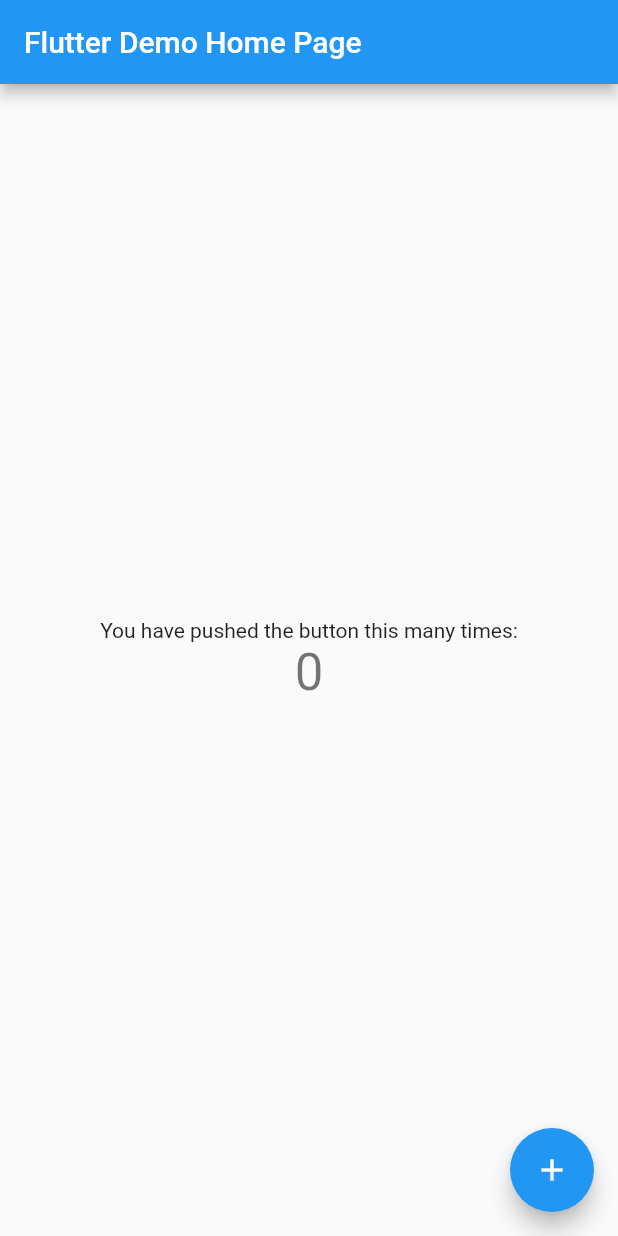
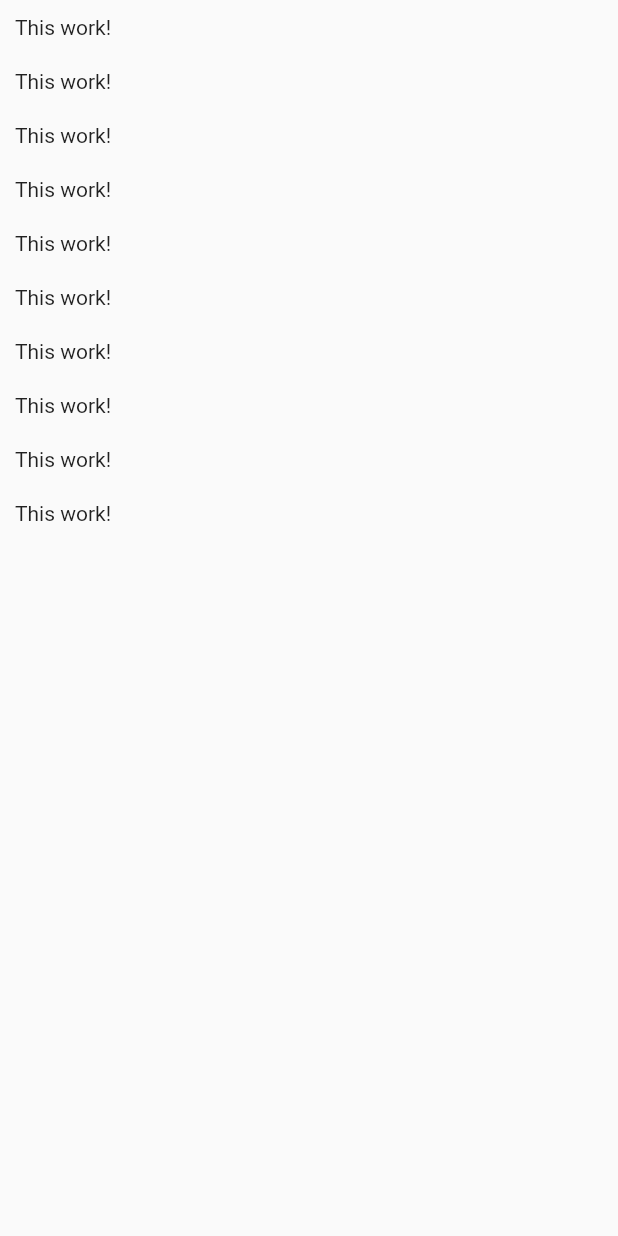
Before and after one commit to lemanfoetra/FLUTTER_simple_chat, a Flutter app: the screen it shows after launch, on a phone screen of 412 x 824 dp. Run offline on Flutter 3.47's test engine with Material 2 defaults, Android fonts, the phone set to English and light mode, and no system bars.

Commit message:
create a new app

```diff
--- a/lib/main.dart
+++ b/lib/main.dart
@@ -1,4 +1,5 @@
 import 'package:flutter/material.dart';
+import './screens/chat_screen.dart';
 
 void main() => runApp(MyApp());
 
@@ -20,92 +21,7 @@ class MyApp extends StatelessWidget {
         // is not restarted.
         primarySwatch: Colors.blue,
       ),
-      home: MyHomePage(title: 'Flutter Demo Home Page'),
+      home: ChatScreen(),
     );
   }
 }
-
-class MyHomePage extends StatefulWidget {
-  MyHomePage({Key key, this.title}) : super(key: key);
-
-  // This widget is the home page of your application. It is stateful, meaning
-  // that it has a State object (defined below) that contains fields that affect
-  // how it looks.
-
-  // This class is the configuration for the state. It holds the values (in this
-  // case the title) provided by the parent (in this case the App widget) and
-  // used by the build method of the State. Fields in a Widget subclass are
-  // always marked "final".
-
-  final String title;
-
-  @override
-  _MyHomePageState createState() => _MyHomePageState();
-}
-
-class _MyHomePageState extends State<MyHomePage> {
-  int _counter = 0;
-
-  void _incrementCounter() {
-    setState(() {
-      // This call to setState tells the Flutter framework that something has
-      // changed in this State, which causes it to rerun the build method below
-      // so that the display can reflect the updated values. If we changed
-      // _counter without calling setState(), then the build method would not be
-      // called again, and so nothing would appear to happen.
-      _counter++;
-    });
-  }
-
-  @override
-  Widget build(BuildContext context) {
-    // This method is rerun every time setState is called, for instance as done
-    // by the _incrementCounter method above.
-    //
-    // The Flutter framework has been optimized to make rerunning build methods
-    // fast, so that you can just rebuild anything that needs updating rather
-    // than having to individually change instances of widgets.
-    return Scaffold(
-      appBar: AppBar(
-        // Here we take the value from the MyHomePage object that was created by
-        // the App.build method, and use it to set our appbar title.
-        title: Text(widget.title),
-      ),
-      body: Center(
-        // Center is a layout widget. It takes a single child and positions it
-        // in the middle of the parent.
-        child: Column(
-          // Column is also a layout widget. It takes a list of children and
-          // arranges them vertically. By default, it sizes itself to fit its
-          // children horizontally, and tries to be as tall as its parent.
-          //
-          // Invoke "debug painting" (press "p" in the console, choose the
-          // "Toggle Debug Paint" action from the Flutter Inspector in Android
-          // Studio, or the "Toggle Debug Paint" command in Visual Studio Code)
-          // to see the wireframe for each widget.
-          //
-          // Column has various properties to control how it sizes itself and
-          // how it positions its children. Here we use mainAxisAlignment to
-          // center the children vertically; the main axis here is the vertical
-          // axis because Columns are vertical (the cross axis would be
-          // horizontal).
-          mainAxisAlignment: MainAxisAlignment.center,
-          children: <Widget>[
-            Text(
-              'You have pushed the button this many times:',
-            ),
-            Text(
-              '$_counter',
-              style: Theme.of(context).textTheme.display1,
-            ),
-          ],
-        ),
-      ),
-      floatingActionButton: FloatingActionButton(
-        onPressed: _incrementCounter,
-        tooltip: 'Increment',
-        child: Icon(Icons.add),
-      ), // This trailing comma makes auto-formatting nicer for build methods.
-    );
-  }
-}
--- /dev/null
+++ b/lib/screens/auth_screen.dart
@@ -0,0 +1,10 @@
+import 'package:flutter/material.dart';
+
+class AuthScreen extends StatelessWidget {
+  @override
+  Widget build(BuildContext context) {
+    return Container(
+
+    );
+  }
+}
--- /dev/null
+++ b/lib/screens/chat_screen.dart
@@ -0,0 +1,16 @@
+import 'package:flutter/material.dart';
+
+class ChatScreen extends StatelessWidget {
+  @override
+  Widget build(BuildContext context) {
+    return Scaffold(
+      body: ListView.builder(
+        itemCount: 10,
+        itemBuilder: (ctx, i) => Container(
+          padding: EdgeInsets.all(10),
+          child: Text('This work!'),
+        ),
+      ),
+    );
+  }
+}
```
